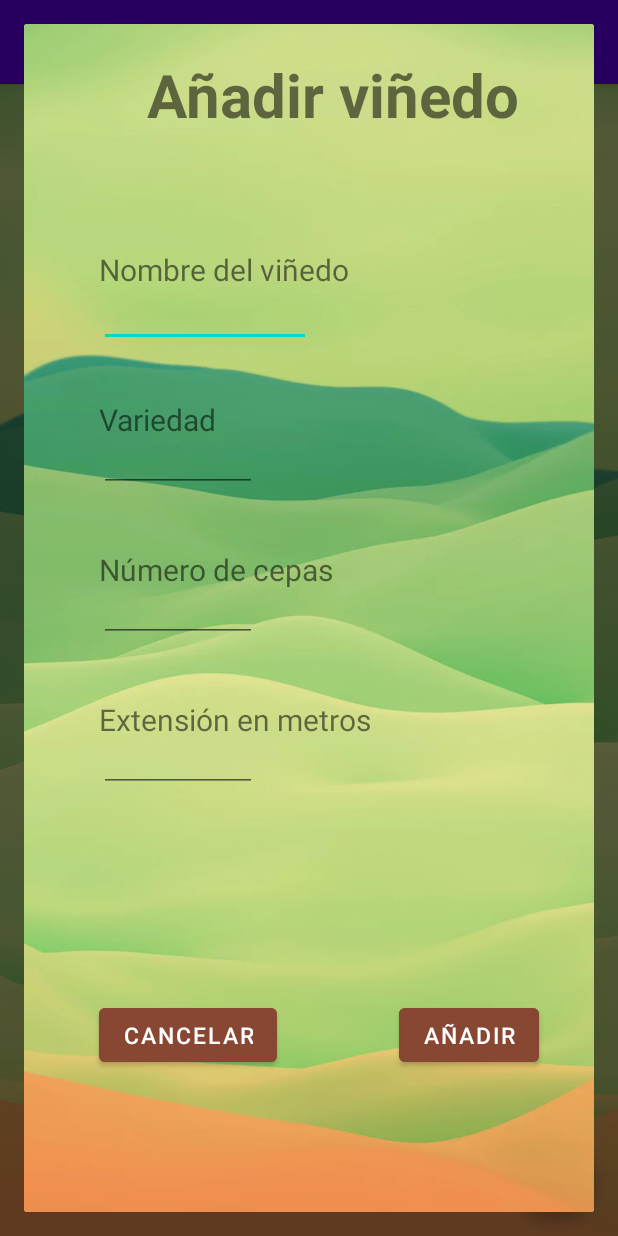
After one commit to XabierBA/VinedoDBSQLite, an Android app: the fragment InsertVinas placed in its activity, on a phone screen of 412 x 824 dp. The commit adds this screen. Run offline under Robolectric (Android 15) with nearby library versions, the phone set to English and light mode, and no system bars.

Commit message:
V8 - LIST VIÑAS DIALOG +

```diff
--- a/app/build.gradle
+++ b/app/build.gradle
@@ -32,6 +32,9 @@ dependencies {
     implementation 'androidx.appcompat:appcompat:1.4.1'
     implementation 'com.google.android.material:material:1.5.0'
     implementation 'androidx.constraintlayout:constraintlayout:2.1.3'
+    implementation 'androidx.legacy:legacy-support-v4:1.0.0'
+    implementation 'androidx.lifecycle:lifecycle-livedata-ktx:2.3.1'
+    implementation 'androidx.lifecycle:lifecycle-viewmodel-ktx:2.3.1'
     testImplementation 'junit:junit:4.13.2'
     androidTestImplementation 'androidx.test.ext:junit:1.1.3'
     androidTestImplementation 'androidx.test.espresso:espresso-core:3.4.0'
--- a/app/src/main/java/com/example/viedodbsqlite/Data/Tablas/Vina.java
+++ b/app/src/main/java/com/example/viedodbsqlite/Data/Tablas/Vina.java
@@ -21,6 +21,9 @@ public class Vina {
         extensión = ext;
         variedad = var;
         ID_Vina = Vina;
+    }
+
+    public Vina(){
     }
 
     public int getID_Vina() {
--- /dev/null
+++ b/app/src/main/java/com/example/viedodbsqlite/Front/InsertVinas.java
@@ -0,0 +1,88 @@
+package com.example.viedodbsqlite.Front;
+
+import android.content.ContentValues;
+import android.database.sqlite.SQLiteDatabase;
+import android.os.Bundle;
+import android.view.LayoutInflater;
+import android.view.View;
+import android.view.ViewGroup;
+import android.view.WindowManager;
+import android.widget.EditText;
+import android.widget.Toast;
+
+import androidx.fragment.app.DialogFragment;
+
+import com.example.viedodbsqlite.Data.Contracts.VinaContracts;
+import com.example.viedodbsqlite.Data.DB.ConexiónSQLite;
+import com.example.viedodbsqlite.R;
+
+
+public class InsertVinas extends DialogFragment {
+
+    ConexiónSQLite conn = new ConexiónSQLite(getContext(), "db_vinedo", null,2);
+
+
+    public InsertVinas() {
+        // Empty constructor is required for DialogFragment
+        // Make sure not to add arguments to the constructor
+        // Use `newInstance` instead as shown below
+    }
+
+    public static InsertVinas newInstance(String title) {
+        InsertVinas frag = new InsertVinas();
+        Bundle args = new Bundle();
+        args.putString("title", title);
+        frag.setArguments(args);
+        return frag;
+    }
+
+    @Override
+    public View onCreateView(LayoutInflater inflater, ViewGroup container,
+                             Bundle savedInstanceState) {
+        return inflater.inflate(R.layout.fragment_insert_vinas, container);
+    }
+
+    @Override
+    public void onViewCreated(View view, Bundle savedInstanceState) {
+        super.onViewCreated(view, savedInstanceState);
+
+        getDialog().getWindow().setSoftInputMode(
+                WindowManager.LayoutParams.SOFT_INPUT_STATE_VISIBLE);
+    }
+
+    public void onClick(View view){
+        switch (view.getId()){
+            case R.id.insertVina:
+                insertVinas(view);
+                break;
+
+            case R.id.cancel:
+                ;
+                break;
+        }
+    }
+
+    public void insertVinas(View view){
+
+        SQLiteDatabase db = conn.getWritableDatabase();
+
+        EditText name = view.findViewById(R.id.nombreVina);
+        EditText variety = view.findViewById(R.id.variedadVina);
+        EditText ncepas = view.findViewById(R.id.ncepas);
+        EditText extension = view.findViewById(R.id.extension);
+
+        ContentValues values = new ContentValues();
+        values.clear();
+        values.put(VinaContracts.VinaEntry.NOMBRE,name.getText().toString());
+        values.put(VinaContracts.VinaEntry.VARIEDAD,variety.getText().toString());
+        values.put(VinaContracts.VinaEntry.EXTENSION,extension.getText().toString());
+        values.put(VinaContracts.VinaEntry.N_CEPAS,ncepas.getText().toString());
+
+
+        long id = db.insert(VinaContracts.VinaEntry.TABLE_NAME, VinaContracts.VinaEntry.ID_COLUMN,values);
+        Toast.makeText(getContext(), "Registro exitoso"+id, Toast.LENGTH_SHORT).show();
+
+    }
+
+
+}
--- /dev/null
+++ b/app/src/main/java/com/example/viedodbsqlite/Front/VinasActivity.java
@@ -0,0 +1,88 @@
+package com.example.viedodbsqlite.Front;
+
+import android.database.Cursor;
+import android.database.sqlite.SQLiteDatabase;
+import android.os.Bundle;
+import android.view.View;
+import android.widget.ArrayAdapter;
+import android.widget.Button;
+import android.widget.ListView;
+import android.widget.Toast;
+
+import androidx.appcompat.app.AppCompatActivity;
+import androidx.fragment.app.FragmentManager;
+
+import com.example.viedodbsqlite.Data.Contracts.VinaContracts;
+import com.example.viedodbsqlite.Data.DB.ConexiónSQLite;
+import com.example.viedodbsqlite.Data.Tablas.Vina;
+import com.example.viedodbsqlite.R;
+import com.google.android.material.floatingactionbutton.FloatingActionButton;
+
+import java.util.ArrayList;
+import java.util.Locale;
+
+public class VinasActivity extends AppCompatActivity {
+
+    ListView listViewVinas;
+    ArrayList<String> listaInfo;
+    ArrayList<Vina> listaVina;
+
+
+    ConexiónSQLite conn = new ConexiónSQLite(this, "db_vinedo", null,2);
+
+    protected void onCreate(Bundle savedInstanceState){
+        super.onCreate(savedInstanceState);
+        setContentView(R.layout.activity_vinas);
+
+        listViewVinas = (ListView) findViewById(R.id.ListVinas);
+        FloatingActionButton insertVinas = findViewById(R.id.addVinas);
+        consultarlistaVinas();
+
+        ArrayAdapter adaptador = new ArrayAdapter(this, android.R.layout.simple_list_item_1, listaInfo);
+        listViewVinas.setAdapter(adaptador);
+
+    }
+
+    private void consultarlistaVinas() {
+        SQLiteDatabase db = conn.getReadableDatabase();
+
+        Vina vina = null;
+        listaVina = new ArrayList<Vina>();
+
+        Cursor cursor = db.rawQuery("SELECT * FROM "+ VinaContracts.VinaEntry.TABLE_NAME, null);
+
+        while(cursor.moveToNext()){
+            vina = new Vina();
+            String text = cursor.getString(1);
+            Toast.makeText(this, ""+text, Toast.LENGTH_SHORT).show();
+            vina.setNombre(cursor.getString(1));
+            vina.setExtensión(cursor.getInt(2));
+            vina.setN_cepas(cursor.getInt(3));
+            vina.setVariedad(cursor.getString(4));
+
+            listaVina.add(vina);
+        }
+        obtenerLista();
+
+    }
+
+    private void obtenerLista() {
+        listaInfo = new ArrayList<String>();
+
+        for(int i = 0; i<listaVina.size(); i++){
+            listaInfo.add("|"+listaVina.get(i).getNombre().toUpperCase(Locale.ROOT)+"|"+"\n"
+                    +" - Variedad: "+listaVina.get(i).getVariedad()+"\n"
+                    +" - Extensión: "+listaVina.get(i).getExtensión()+" m "+"\n"
+                    +" - Número de cepas: "+listaVina.get(i).getN_cepas() + "\n");
+        }
+
+    }
+
+    public void onClick(View view){
+        FragmentManager fm = getSupportFragmentManager();
+        InsertVinas insertVinas = InsertVinas.newInstance("Añadir Viñedos");
+        insertVinas.show(fm, "fragment_insert_vinas");
+
+    }
+
+}
--- a/app/src/main/res/layout/activity_main.xml
+++ b/app/src/main/res/layout/activity_main.xml
@@ -76,6 +76,7 @@
         android:layout_marginBottom="116dp"
         android:backgroundTint="#DC874532"
         android:text="Registrarse"
+        android:onClick="onClick"
         app:layout_constraintBottom_toBottomOf="parent"
         app:layout_constraintStart_toStartOf="parent" />
 
@@ -88,6 +89,7 @@
         android:layout_marginBottom="116dp"
         android:backgroundTint="#DC874532"
         android:text="Iniciar Sesión"
+        android:onClick="onClick"
         app:layout_constraintBottom_toBottomOf="parent"
         app:layout_constraintEnd_toEndOf="parent"
         app:layout_constraintHorizontal_bias="0.375"
--- /dev/null
+++ b/app/src/main/res/layout/activity_vinas.xml
@@ -0,0 +1,37 @@
+<?xml version="1.0" encoding="utf-8"?>
+<androidx.constraintlayout.widget.ConstraintLayout xmlns:android="http://schemas.android.com/apk/res/android"
+    xmlns:app="http://schemas.android.com/apk/res-auto"
+    xmlns:tools="http://schemas.android.com/tools"
+    android:layout_width="match_parent"
+    android:layout_height="match_parent"
+    android:background="@drawable/smooth"
+    tools:context=".Front.VinasActivity">
+
+    <ListView
+        android:id="@+id/ListVinas"
+        style="@android:style/Widget.Holo.ListView"
+        android:layout_width="match_parent"
+        android:layout_height="wrap_content"
+        android:layout_marginTop="48dp"
+        android:dividerHeight="20dp"
+        android:divider="@color/list_color"
+        android:background="@color/list_brown"
+        app:layout_constraintEnd_toEndOf="parent"
+        app:layout_constraintHorizontal_bias="0.0"
+        app:layout_constraintStart_toStartOf="parent"
+        app:layout_constraintTop_toTopOf="parent" />
+
+    <com.google.android.material.floatingactionbutton.FloatingActionButton
+        android:id="@+id/addVinas"
+        android:layout_width="wrap_content"
+        android:layout_height="wrap_content"
+        android:layout_marginEnd="16dp"
+        android:layout_marginBottom="16dp"
+        android:clickable="true"
+        android:onClick="onClick"
+        android:src="@android:drawable/ic_input_add"
+        app:layout_constraintBottom_toBottomOf="parent"
+        app:layout_constraintEnd_toEndOf="parent" />
+
+
+</androidx.constraintlayout.widget.ConstraintLayout>
--- /dev/null
+++ b/app/src/main/res/layout/fragment_insert_vinas.xml
@@ -0,0 +1,109 @@
+<?xml version="1.0" encoding="utf-8"?>
+<FrameLayout xmlns:android="http://schemas.android.com/apk/res/android"
+    xmlns:app="http://schemas.android.com/apk/res-auto"
+    xmlns:tools="http://schemas.android.com/tools"
+    android:layout_width="match_parent"
+    android:layout_height="match_parent"
+    android:background="@drawable/smooth"
+    tools:context=".MainActivity">
+
+    <TextView
+        android:id="@+id/titulo"
+        android:layout_width="wrap_content"
+        android:layout_height="wrap_content"
+        android:text="Añadir viñedo"
+        android:textSize="40dp"
+        android:translationX="82dp"
+        android:textStyle="bold"
+        android:translationY="20dp"/>
+
+    <TextView
+        android:id="@+id/tvnombre"
+        android:layout_width="wrap_content"
+        android:layout_height="wrap_content"
+        android:text="Nombre del viñedo"
+        android:textSize="20dp"
+        android:translationX="50dp"
+        android:translationY="150dp" />
+
+    <EditText
+        android:id="@+id/nombreVina"
+        android:layout_width="141dp"
+        android:layout_height="45dp"
+        android:translationX="50dp"
+        android:translationY="170dp"/>
+
+    <TextView
+        android:id="@+id/tvvaried"
+        android:layout_width="wrap_content"
+        android:layout_height="wrap_content"
+        android:text="Variedad"
+        android:textSize="20dp"
+        android:translationX="50dp"
+        android:translationY="250dp"/>
+
+    <EditText
+        android:id="@+id/variedadVina"
+        android:layout_width="105dp"
+        android:layout_height="42dp"
+        android:textSize="20dp"
+        android:translationX="50dp"
+        android:translationY="270dp"/>
+
+    <TextView
+        android:id="@+id/tvncepas"
+        android:layout_width="wrap_content"
+        android:layout_height="wrap_content"
+        android:text="Número de cepas"
+        android:textSize="20dp"
+        android:translationX="50dp"
+        android:translationY="350dp"/>
+
+    <EditText
+        android:id="@+id/ncepas"
+        android:layout_width="105dp"
+        android:layout_height="42dp"
+        android:textSize="20dp"
+        android:translationX="50dp"
+        android:translationY="370dp"/>
+
+    <TextView
+        android:id="@+id/tvextens"
+        android:layout_width="wrap_content"
+        android:layout_height="wrap_content"
+        android:text="Extensión en metros"
+        android:textSize="20dp"
+        android:translationX="50dp"
+        android:translationY="450dp"/>
+
+    <EditText
+        android:id="@+id/extension"
+        android:layout_width="105dp"
+        android:layout_height="42dp"
+        android:textSize="20dp"
+        android:translationX="50dp"
+        android:translationY="470dp"/>
+
+    <Button
+        android:id="@+id/cancel"
+        android:layout_width="wrap_content"
+        android:layout_height="wrap_content"
+        android:backgroundTint="#DC874532"
+        android:text="Cancelar"
+        android:onClick="onClick"
+        android:textSize="15dp"
+        android:translationX="50dp"
+        android:translationY="650dp"/>
+
+    <Button
+        android:id="@+id/insertVina"
+        android:layout_width="wrap_content"
+        android:layout_height="wrap_content"
+        android:backgroundTint="#DC874532"
+        android:text="Añadir"
+        android:onClick="onClick"
+        android:textSize="15dp"
+        android:translationX="250dp"
+        android:translationY="650dp"/>
+
+</FrameLayout>
--- a/app/src/main/res/values/colors.xml
+++ b/app/src/main/res/values/colors.xml
@@ -8,4 +8,7 @@
     <color name="black">#FF000000</color>
     <color name="white">#FFFFFFFF</color>
     <color name="dark_green">#2D572C</color>
+    <color name="list_brown">#BA654711</color>
+    <color name="list_color">#8597D659</color>
+    <color name="transparent">#00000000</color>
 </resources>
--- a/app/src/main/res/values/strings.xml
+++ b/app/src/main/res/values/strings.xml
@@ -1,3 +1,5 @@
 <resources>
     <string name="app_name">ViñedoDBSQLite</string>
+    <!-- TODO: Remove or change this placeholder text -->
+    <string name="hello_blank_fragment">Hello blank fragment</string>
 </resources>
```
Also changed, not shown: app/src/main/AndroidManifest.xml (+9 -0 lines), app/src/main/java/com/example/viedodbsqlite/Front/AnosActivity.java (deleted, +0 -68 lines), app/src/main/java/com/example/viedodbsqlite/MainActivity.java (+30 -18 lines), app/src/main/res/layout/activity_anos.xml (deleted, +0 -17 lines).
